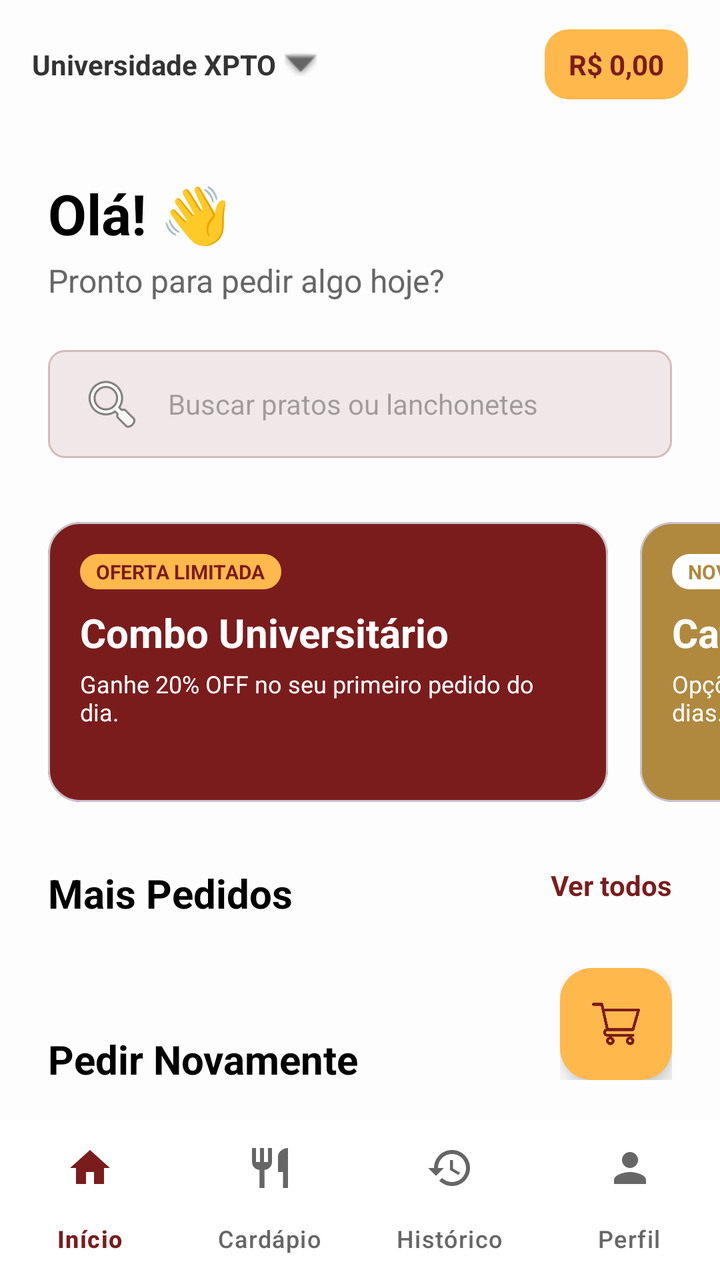
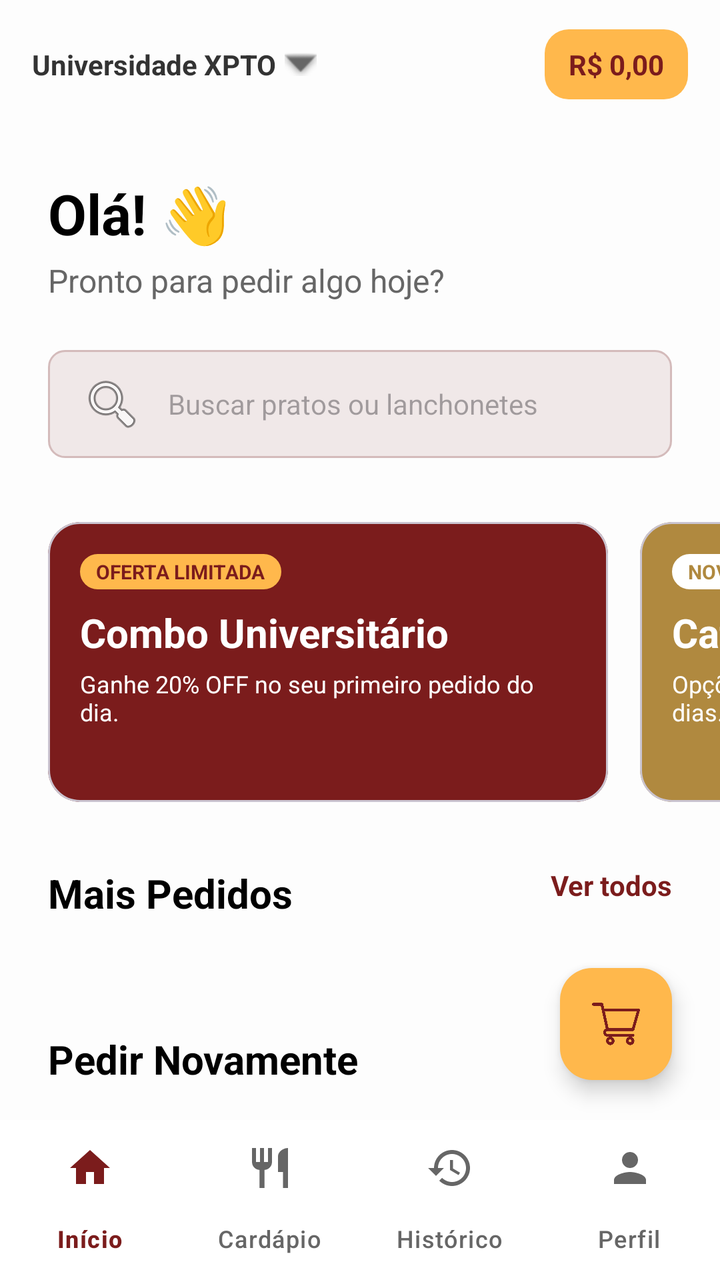

Compare the two renders of this Android layout. The source of the first and the diff that turns it into the second are given below.
<!-- AndroidManifest.xml: application theme Theme.UniEat -->
<!-- res/layout/activity_student_home.xml -->
<?xml version="1.0" encoding="utf-8"?>
<androidx.constraintlayout.widget.ConstraintLayout xmlns:android="http://schemas.android.com/apk/res/android"
    xmlns:app="http://schemas.android.com/apk/res-auto"
    android:layout_width="match_parent"
    android:layout_height="match_parent"
    android:background="#FDFDFD"
    android:fitsSystemWindows="true">

    
    <androidx.constraintlayout.widget.ConstraintLayout
        android:id="@+id/topBar"
        android:layout_width="match_parent"
        android:layout_height="64dp"
        android:paddingHorizontal="16dp"
        app:layout_constraintTop_toTopOf="parent">


        <LinearLayout
            android:layout_width="wrap_content"
            android:layout_height="wrap_content"
            android:layout_marginStart="8dp"
            android:gravity="center_vertical"
            android:orientation="horizontal"
            app:layout_constraintBottom_toBottomOf="parent"
            app:layout_constraintTop_toTopOf="parent">

            <TextView
                android:layout_width="wrap_content"
                android:layout_height="wrap_content"
                android:text="Universidade XPTO"
                android:textColor="#333333"
                android:textSize="14sp"
                android:textStyle="bold" />

            <ImageView
                android:layout_width="16dp"
                android:layout_height="16dp"
                android:layout_marginStart="4dp"
                android:src="@android:drawable/arrow_down_float"
                app:tint="#666666" />
        </LinearLayout>

        <TextView
            android:id="@+id/tvBalance"
            android:layout_width="wrap_content"
            android:layout_height="wrap_content"
            android:background="@drawable/shape_badge_destaque"
            android:backgroundTint="#FFB84C"
            android:paddingHorizontal="12dp"
            android:paddingVertical="8dp"
            android:text="R$ 0,00"
            android:textColor="#7B1C1C"
            android:textSize="14sp"
            android:textStyle="bold"
            app:layout_constraintBottom_toBottomOf="parent"
            app:layout_constraintEnd_toEndOf="parent"
            app:layout_constraintTop_toTopOf="parent" />
    </androidx.constraintlayout.widget.ConstraintLayout>

    <androidx.core.widget.NestedScrollView
        android:layout_width="match_parent"
        android:layout_height="0dp"
        app:layout_constraintBottom_toTopOf="@+id/bottomNavigation"
        app:layout_constraintTop_toBottomOf="@id/topBar"
        app:layout_constraintStart_toStartOf="parent"
        app:layout_constraintEnd_toEndOf="parent">

        <LinearLayout
            android:layout_width="match_parent"
            android:layout_height="wrap_content"
            android:orientation="vertical"
            android:paddingBottom="80dp">

            
            <LinearLayout
                android:layout_width="match_parent"
                android:layout_height="wrap_content"
                android:orientation="vertical"
                android:paddingHorizontal="24dp"
                android:paddingTop="24dp">

                <TextView
                    android:id="@+id/tvWelcomeName"
                    android:layout_width="wrap_content"
                    android:layout_height="wrap_content"
                    android:text="Olá! 👋"
                    android:textColor="#000000"
                    android:textSize="28sp"
                    android:textStyle="bold" />

                <TextView
                    android:layout_width="wrap_content"
                    android:layout_height="wrap_content"
                    android:layout_marginTop="4dp"
                    android:text="Pronto para pedir algo hoje?"
                    android:textColor="#666666"
                    android:textSize="16sp" />
            </LinearLayout>

            
            <EditText
                android:id="@+id/etSearch"
                android:layout_width="match_parent"
                android:layout_height="54dp"
                android:layout_marginHorizontal="24dp"
                android:layout_marginTop="24dp"
                android:background="@drawable/shape_toggle_bg"
                android:drawableStart="@android:drawable/ic_menu_search"
                android:drawablePadding="12dp"
                android:hint="Buscar pratos ou lanchonetes"
                android:inputType="text"
                android:paddingHorizontal="16dp"
                android:textSize="14sp" />

            
            <HorizontalScrollView
                android:layout_width="match_parent"
                android:layout_height="wrap_content"
                android:layout_marginTop="32dp"
                android:clipToPadding="false"
                android:paddingHorizontal="24dp"
                android:scrollbars="none">

                <LinearLayout
                    android:layout_width="wrap_content"
                    android:layout_height="wrap_content"
                    android:orientation="horizontal">

                    <com.google.android.material.card.MaterialCardView
                        android:layout_width="280dp"
                        android:layout_height="140dp"
                        android:layout_marginEnd="16dp"
                        app:cardBackgroundColor="#7B1C1C"
                        app:cardCornerRadius="16dp"
                        app:cardElevation="0dp">

                        <LinearLayout
                            android:layout_width="match_parent"
                            android:layout_height="match_parent"
                            android:orientation="vertical"
                            android:padding="16dp">

                            <TextView
                                android:layout_width="wrap_content"
                                android:layout_height="wrap_content"
                                android:background="@drawable/shape_badge_destaque"
                                android:backgroundTint="#FFB84C"
                                android:paddingHorizontal="8dp"
                                android:paddingVertical="2dp"
                                android:text="OFERTA LIMITADA"
                                android:textColor="#7B1C1C"
                                android:textSize="10sp"
                                android:textStyle="bold" />

                            <TextView
                                android:layout_width="wrap_content"
                                android:layout_height="wrap_content"
                                android:layout_marginTop="8dp"
                                android:text="Combo Universitário"
                                android:textColor="#FFFFFF"
                                android:textSize="20sp"
                                android:textStyle="bold" />

                            <TextView
                                android:layout_width="wrap_content"
                                android:layout_height="wrap_content"
                                android:layout_marginTop="4dp"
                                android:text="Ganhe 20% OFF no seu primeiro pedido do dia."
                                android:textColor="#FFFFFF"
                                android:textSize="12sp" />
                        </LinearLayout>
                    </com.google.android.material.card.MaterialCardView>

                    <com.google.android.material.card.MaterialCardView
                        android:layout_width="280dp"
                        android:layout_height="140dp"
                        app:cardBackgroundColor="#B0893F"
                        app:cardCornerRadius="16dp"
                        app:cardElevation="0dp">

                        <LinearLayout
                            android:layout_width="match_parent"
                            android:layout_height="match_parent"
                            android:orientation="vertical"
                            android:padding="16dp">

                            <TextView
                                android:layout_width="wrap_content"
                                android:layout_height="wrap_content"
                                android:background="@drawable/shape_badge_destaque"
                                android:backgroundTint="#FFFFFF"
                                android:paddingHorizontal="8dp"
                                android:paddingVertical="2dp"
                                android:text="NOVO"
                                android:textColor="#B0893F"
                                android:textSize="10sp"
                                android:textStyle="bold" />

                            <TextView
                                android:layout_width="wrap_content"
                                android:layout_height="wrap_content"
                                android:layout_marginTop="8dp"
                                android:text="Cafeteria RU"
                                android:textColor="#FFFFFF"
                                android:textSize="20sp"
                                android:textStyle="bold" />

                            <TextView
                                android:layout_width="wrap_content"
                                android:layout_height="wrap_content"
                                android:layout_marginTop="4dp"
                                android:text="Opções saudáveis e sucos frescos todos os dias."
                                android:textColor="#FFFFFF"
                                android:textSize="12sp" />
                        </LinearLayout>
                    </com.google.android.material.card.MaterialCardView>
                </LinearLayout>
            </HorizontalScrollView>

            
            <RelativeLayout
                android:layout_width="match_parent"
                android:layout_height="wrap_content"
                android:layout_marginTop="32dp"
                android:paddingHorizontal="24dp">

                <TextView
                    android:layout_width="wrap_content"
                    android:layout_height="wrap_content"
                    android:text="Mais Pedidos"
                    android:textColor="#000000"
                    android:textSize="20sp"
                    android:textStyle="bold" />

                <TextView
                    android:layout_width="wrap_content"
                    android:layout_height="wrap_content"
                    android:layout_alignParentEnd="true"
                    android:text="Ver todos"
                    android:textColor="#7B1C1C"
                    android:textSize="14sp"
                    android:textStyle="bold" />
            </RelativeLayout>

            
            <androidx.recyclerview.widget.RecyclerView
                android:id="@+id/rvFeaturedDishes"
                android:layout_width="match_parent"
                android:layout_height="wrap_content"
                android:layout_marginTop="16dp"
                android:clipToPadding="false"
                android:paddingHorizontal="24dp"
                android:orientation="horizontal"
                app:layoutManager="androidx.recyclerview.widget.LinearLayoutManager" />

            
            <TextView
                android:layout_width="wrap_content"
                android:layout_height="wrap_content"
                android:layout_marginTop="40dp"
                android:paddingHorizontal="24dp"
                android:text="Pedir Novamente"
                android:textColor="#000000"
                android:textSize="20sp"
                android:textStyle="bold" />

            
            <androidx.recyclerview.widget.RecyclerView
                android:id="@+id/rvRecentOrders"
                android:layout_width="match_parent"
                android:layout_height="wrap_content"
                android:layout_marginTop="16dp"
                android:clipToPadding="false"
                android:paddingHorizontal="24dp"
                android:orientation="horizontal"
                app:layoutManager="androidx.recyclerview.widget.LinearLayoutManager" />

        </LinearLayout>
    </androidx.core.widget.NestedScrollView>

    
    <FrameLayout
        android:layout_width="wrap_content"
        android:layout_height="wrap_content"
        android:clipChildren="false"
        android:clipToPadding="false"
        android:layout_marginEnd="24dp"
        android:layout_marginBottom="100dp"
        app:layout_constraintBottom_toBottomOf="parent"
        app:layout_constraintEnd_toEndOf="parent">

        <com.google.android.material.floatingactionbutton.FloatingActionButton
            android:id="@+id/fabCart"
            android:layout_width="wrap_content"
            android:layout_height="wrap_content"
            android:src="@drawable/shopping_cart"
            app:backgroundTint="#FFB84C"
            app:fabSize="normal"
            app:tint="#7B1C1C" />

        <TextView
            android:id="@+id/tvCartBadge"
            android:layout_width="20dp"
            android:layout_height="20dp"
            android:layout_gravity="top|end"
            android:layout_marginTop="-6dp"
            android:layout_marginEnd="-6dp"
            android:background="@drawable/shape_cart_badge"
            android:elevation="10dp"
            android:gravity="center"
            android:textColor="#FFFFFF"
            android:textSize="11sp"
            android:textStyle="bold"
            android:visibility="gone" />

    </FrameLayout>

    
    <com.google.android.material.bottomnavigation.BottomNavigationView
        android:id="@+id/bottomNavigation"
        android:layout_width="match_parent"
        android:layout_height="80dp"
        android:background="#FFFFFF"
        app:itemIconTint="@drawable/nav_item_color"
        app:itemTextColor="@drawable/nav_item_color"
        app:elevation="16dp"
        app:labelVisibilityMode="labeled"
        app:menu="@menu/bottom_nav_menu"
        app:layout_constraintBottom_toBottomOf="parent"
        app:layout_constraintStart_toStartOf="parent"
        app:layout_constraintEnd_toEndOf="parent" />

</androidx.constraintlayout.widget.ConstraintLayout>
<!-- resources referenced by this layout -->
<resources>
  <!-- drawable nav_item_color (drawable) -->
  <?xml version="1.0" encoding="utf-8"?>
  <selector xmlns:android="http://schemas.android.com/apk/res/android">
      <item android:color="#7B1C1C" android:state_checked="true" />
      <item android:color="#666666" />
  </selector>
  <!-- drawable shape_badge_destaque (drawable) -->
  <?xml version="1.0" encoding="utf-8"?>
  <shape xmlns:android="http://schemas.android.com/apk/res/android">
      <solid android:color="#FFE8B1" />
      <corners android:radius="12dp" />
  </shape>
  <!-- drawable shape_cart_badge (drawable) -->
  <?xml version="1.0" encoding="utf-8"?>
  <shape xmlns:android="http://schemas.android.com/apk/res/android"
      android:shape="oval">
      <solid android:color="#7B1C1C" />
  </shape>
  <!-- drawable shape_toggle_bg (drawable) -->
  <?xml version="1.0" encoding="utf-8"?>
  <shape xmlns:android="http://schemas.android.com/apk/res/android"
      android:shape="rectangle">
      <solid android:color="#F0E8E8" />
      <stroke
          android:width="1dp"
          android:color="#D4BBBB" />
      <corners android:radius="8dp" />
  </shape>
  <!-- drawable shopping_cart: png bitmap (drawable, 8617 bytes) -->
  <style name="Theme.UniEat" parent="Base.Theme.UniEat" />
  <style name="Base.Theme.UniEat" parent="Theme.Material3.Light.NoActionBar">
  </style>
</resources>

<!-- the commit's change to res/layout/activity_student_home.xml (unified diff, before → after) -->
@@ -279,41 +279,34 @@
     </androidx.core.widget.NestedScrollView>
 
     
-    <FrameLayout
+    <com.google.android.material.floatingactionbutton.FloatingActionButton
+        android:id="@+id/fabCart"
         android:layout_width="wrap_content"
         android:layout_height="wrap_content"
-        android:clipChildren="false"
-        android:clipToPadding="false"
         android:layout_marginEnd="24dp"
         android:layout_marginBottom="100dp"
+        android:src="@drawable/shopping_cart"
+        app:backgroundTint="#FFB84C"
+        app:fabSize="normal"
         app:layout_constraintBottom_toBottomOf="parent"
-        app:layout_constraintEnd_toEndOf="parent">
-
-        <com.google.android.material.floatingactionbutton.FloatingActionButton
-            android:id="@+id/fabCart"
-            android:layout_width="wrap_content"
-            android:layout_height="wrap_content"
-            android:src="@drawable/shopping_cart"
-            app:backgroundTint="#FFB84C"
-            app:fabSize="normal"
-            app:tint="#7B1C1C" />
-
-        <TextView
-            android:id="@+id/tvCartBadge"
-            android:layout_width="20dp"
-            android:layout_height="20dp"
-            android:layout_gravity="top|end"
-            android:layout_marginTop="-6dp"
-            android:layout_marginEnd="-6dp"
-            android:background="@drawable/shape_cart_badge"
-            android:elevation="10dp"
-            android:gravity="center"
-            android:textColor="#FFFFFF"
-            android:textSize="11sp"
-            android:textStyle="bold"
-            android:visibility="gone" />
-
-    </FrameLayout>
+        app:layout_constraintEnd_toEndOf="parent"
+        app:tint="#7B1C1C" />
+
+    <TextView
+        android:id="@+id/tvCartBadge"
+        android:layout_width="22dp"
+        android:layout_height="22dp"
+        android:background="@drawable/shape_cart_badge"
+        android:elevation="12dp"
+        android:gravity="center"
+        android:textColor="#FFFFFF"
+        android:textSize="11sp"
+        android:textStyle="bold"
+        android:visibility="gone"
+        app:layout_constraintTop_toTopOf="@id/fabCart"
+        app:layout_constraintEnd_toEndOf="@id/fabCart"
+        android:layout_marginTop="-6dp"
+        android:layout_marginEnd="-6dp" />
 
     
     <com.google.android.material.bottomnavigation.BottomNavigationView
